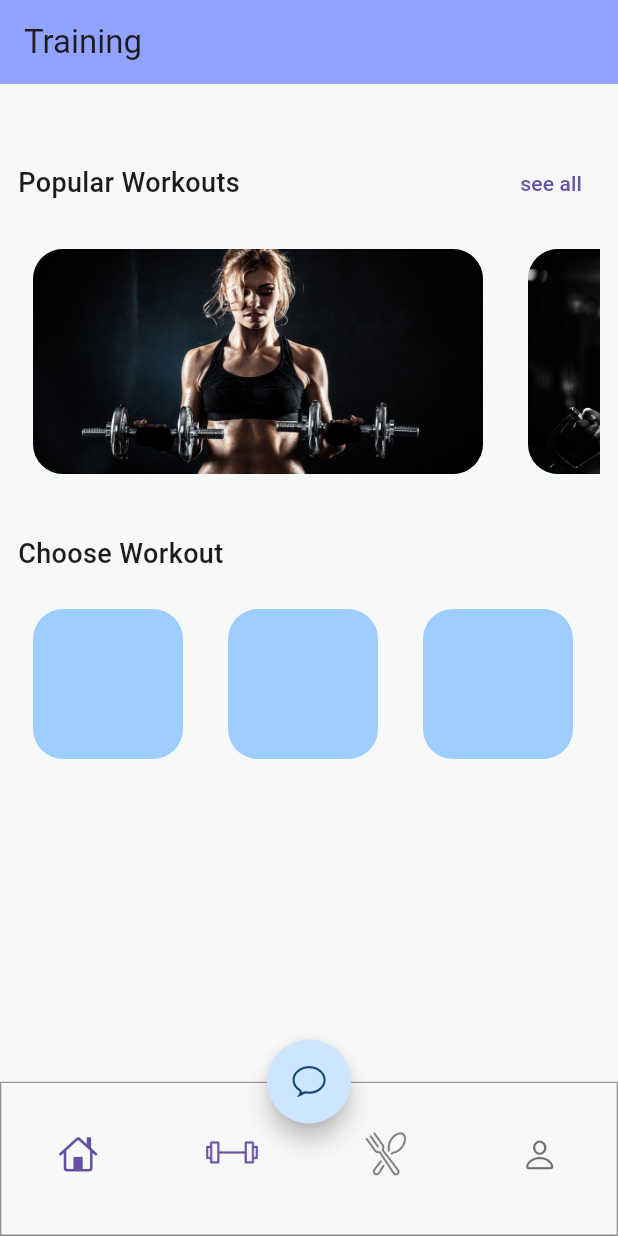
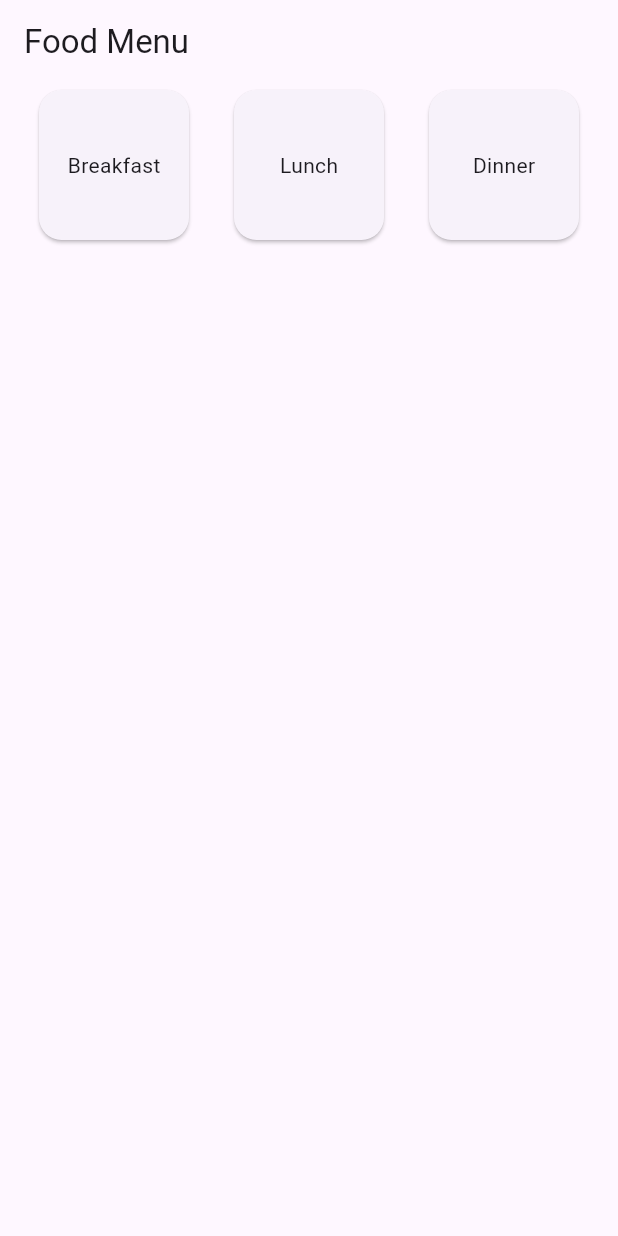
Before and after one commit to suraj2527/fitnessApp, a Flutter app: the screen it shows after launch, on a phone screen of 412 x 824 dp. Run offline on Flutter 3.47's test engine with Material 3 defaults, Android fonts, the phone set to English and light mode, and no system bars; Roboto replaces fonts that are missing (Poppins).

Commit message:
my changes

```diff
--- a/lib/food.dart
+++ b/lib/food.dart
@@ -1,20 +1,136 @@
 import 'package:flutter/material.dart';
 import 'package:flutter/cupertino.dart';
 
-class Food extends StatefulWidget {
-  const Food({super.key});
-
+class FoodMenuScreen extends StatefulWidget {
   @override
-  State<Food> createState() => _FoodState();
+  _FoodMenuScreenState createState() => _FoodMenuScreenState();
 }
 
-class _FoodState extends State<Food> {
+class _FoodMenuScreenState extends State<FoodMenuScreen> {
+  int _selectedCardIndex = -1;
+
+  final List<String> breakfastItems = [
+    "Pancakes",
+    "Waffles",
+    "Omelette",
+    "Toast",
+    "Cereal",
+    "Smoothie",
+    "Yogurt",
+    "Coffee"
+  ];
+  final List<String> images = [
+    "images/fit.png",
+    "images/food.png",
+    "images/w1.jpg",
+    "images/w2.jpg",
+    "images/w3.jpg",
+    "images/w4.jpg",
+    "images/w5.jpg",
+    "images/w6.jpg"
+  ];
+
+  final List<String> lunchItems = [
+    "Burger",
+    "Sandwich",
+    "Salad",
+    "Soup",
+    "Pasta",
+    "Pizza",
+    "Sushi",
+    "Juice"
+  ];
+
+  final List<String> dinnerItems = [
+    "Steak",
+    "Chicken",
+    "Fish",
+    "Rice",
+    "Vegetables",
+    "Pasta",
+    "Soup",
+    "Wine"
+  ];
+
+  void _onCardPressed(int index) {
+    setState(() {
+      _selectedCardIndex = _selectedCardIndex == index ? -1 : index;
+    });
+  }
+
+  List<String> _getItemsForSelectedCard() {
+    switch (_selectedCardIndex) {
+      case 0:
+        return breakfastItems;
+      case 1:
+        return lunchItems;
+      case 2:
+        return dinnerItems;
+      default:
+        return [];
+    }
+  }
+
   @override
   Widget build(BuildContext context) {
     return Scaffold(
+      appBar: AppBar(
+        title: Text('Food Menu'),
+      ),
+      body: Column(
+        children: [
+          Row(
+            mainAxisAlignment: MainAxisAlignment.spaceEvenly,
+            children: [
+              _buildFoodCard(0, "Breakfast"),
+              _buildFoodCard(1, "Lunch"),
+              _buildFoodCard(2, "Dinner"),
+            ],
+          ),
+          _selectedCardIndex != -1
+              ? Expanded(
+            child: ListView.builder(
+              itemCount: _getItemsForSelectedCard().length,
+              itemBuilder: (context, index ) {
+                return Container(
+                  height: 70,
+                  child: ListTile(
+                    title: Text(_getItemsForSelectedCard()[index]),
+                    leading: Container(
+                      height: 50,
+                      width: 60,
+                      decoration: BoxDecoration(
+                        borderRadius: BorderRadius.circular(40)
+                      ),
+                      child: Image.asset(images[index],
+                      ),
+                    ),
+                  ),
+                );
+              },
+            ),
+          )
+              : Container(),
+        ],
+      ),
+    );
+  }
 
-
-
+  Widget _buildFoodCard(int index, String title) {
+    return GestureDetector(
+      onTap: () => _onCardPressed(index),
+      child: Card(
+        shape: RoundedRectangleBorder(
+          borderRadius: BorderRadius.circular(15),
+        ),
+        child: Container(
+          width: 100,
+          height: 100,
+          child: Center(
+            child: Text(title),
+          ),
+        ),
+      ),
     );
   }
 }
--- a/lib/main.dart
+++ b/lib/main.dart
@@ -1,3 +1,5 @@
+import 'package:demo/food.dart';
+import 'package:demo/profile.dart';
 import 'package:flutter/material.dart';
 import 'package:demo/traning.dart';
 import 'package:flutter/services.dart';
@@ -13,7 +15,7 @@ class MyApp extends StatelessWidget {
   Widget build(BuildContext context) {
     return MaterialApp(
       debugShowCheckedModeBanner: false,
-      home: Home(),
+      home: FoodMenuScreen(),
     );
   }
 }
--- a/lib/traning.dart
+++ b/lib/traning.dart
@@ -12,6 +12,7 @@ class Home extends StatefulWidget {
 
 class _HomeState extends State<Home> {
   late String dropdownValue = 'Beginner';
+
   @override
   Widget build(BuildContext context) {
     ThemeData(
```
Also changed, not shown: lib/profile.dart (+31 -26 lines).
